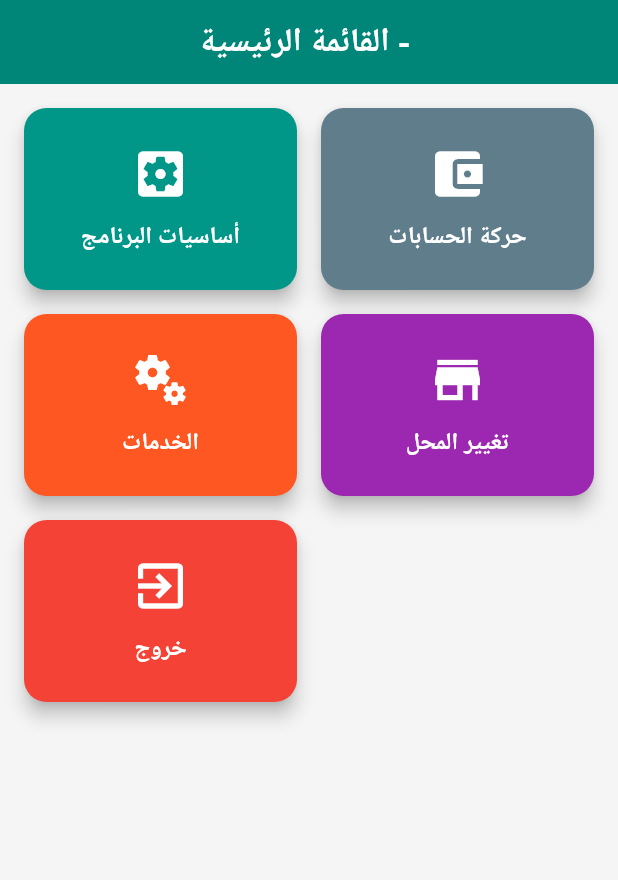
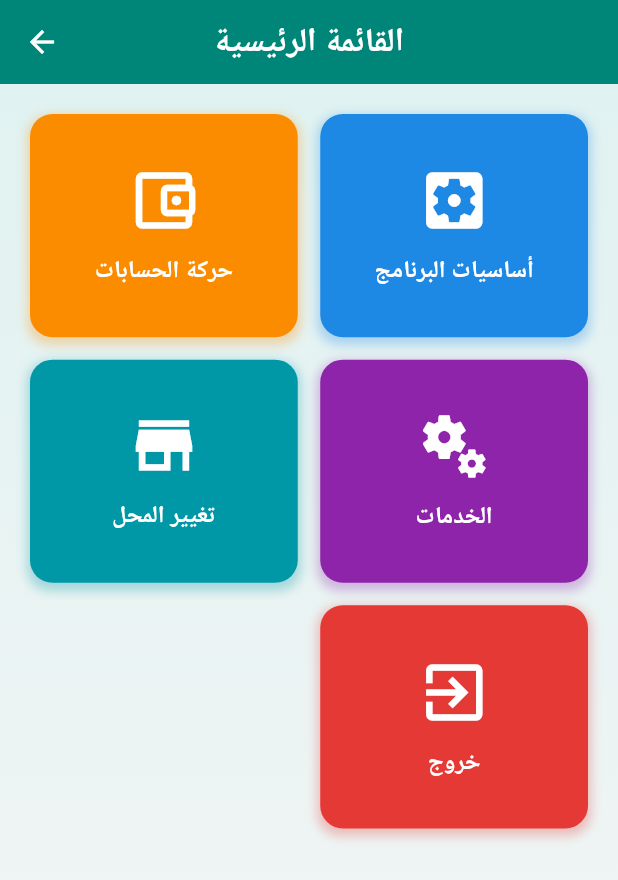
Before and after one commit to waelbilal2003/alhalmarket, a Flutter app: the MainMenuScreen screen opened directly with empty values, on a phone screen of 412 x 824 dp. Shown: the top 880 px of the screen. Run offline on Flutter 3.47's test engine with Material 3 defaults, Android fonts, the phone set to English and light mode, and no system bars; our stand-ins replace shared_preferences, sqflite; accounts and stored records are empty; Roboto replaces fonts that are missing (Arial).

```diff
--- a/lib/screens/main_menu_screen.dart
+++ b/lib/screens/main_menu_screen.dart
@@ -1,124 +1,151 @@
 import 'package:flutter/material.dart';
 import 'package:flutter/services.dart';
-
-import 'program_basics_screen.dart'; // استيراد شاشة أساسيات البرنامج
+import 'basics_menu_screen.dart'; // <-- تم تصحيح الاستيراد
 
 class MainMenuScreen extends StatelessWidget {
   final String selectedDate;
-  final String storeName;
+  final String storeType; // <-- تم إضافة المتغير
 
   const MainMenuScreen({
     super.key,
     required this.selectedDate,
-    required this.storeName,
+    required this.storeType, // <-- تم إضافته هنا
   });
-
-  void _navigateToBasics(BuildContext context) {
-    Navigator.push(
-      context,
-      MaterialPageRoute(
-        builder: (context) => const ProgramBasicsScreen(),
-      ),
-    );
-  }
-
-  void _exit(BuildContext context) {
-    Navigator.pop(context);
-  }
 
   @override
   Widget build(BuildContext context) {
     return Scaffold(
+      backgroundColor: Colors.grey[100],
       appBar: AppBar(
         title: Text(
-          'القائمة الرئيسية - $storeName',
+          'القائمة الرئيسية',
           style: const TextStyle(fontWeight: FontWeight.bold),
         ),
         centerTitle: true,
         backgroundColor: Colors.teal[600],
         foregroundColor: Colors.white,
         elevation: 4,
+        leading: IconButton(
+          icon: const Icon(Icons.arrow_back),
+          onPressed: () {
+            Navigator.pop(context);
+          },
         ),
-      backgroundColor: Colors.grey[100],
-      body: Padding(
-        padding: const EdgeInsets.all(16.0),
+      ),
+      body: Directionality(
+        textDirection: TextDirection.rtl,
+        child: Container(
+          decoration: BoxDecoration(
+            gradient: LinearGradient(
+              begin: Alignment.topCenter,
+              end: Alignment.bottomCenter,
+              colors: [
+                Colors.teal[50]!,
+                Colors.grey[100]!,
+              ],
+            ),
+          ),
+          child: Padding(
+            padding: const EdgeInsets.all(20.0),
             child: GridView.count(
-          crossAxisCount: 2, // عمودان
-          crossAxisSpacing: 16.0,
-          mainAxisSpacing: 16.0,
-          childAspectRatio: 1.5, // نسبة العرض إلى الارتفاع
+              crossAxisCount: 2,
+              crossAxisSpacing: 15.0,
+              mainAxisSpacing: 15.0,
+              childAspectRatio: 1.2,
               children: [
                 _buildMenuButton(
                   context,
-              title: 'أساسيات البرنامج',
                   icon: Icons.settings_applications,
-              color: Colors.teal,
-              onPressed: () => _navigateToBasics(context),
+                  label: 'أساسيات البرنامج',
+                  color: Colors.blue[600]!,
+                  onTap: () {
+                    Navigator.push(
+                      context,
+                      MaterialPageRoute(
+                        // تم إزالة const هنا
+                        builder: (context) => BasicsMenuScreen(),
+                      ),
+                    );
+                  },
                 ),
                 _buildMenuButton(
                   context,
-              title: 'حركة الحسابات',
-              icon: Icons.account_balance_wallet,
-              color: Colors.blueGrey,
-              onPressed: () {}, // زر مظهر فقط
+                  icon: Icons.account_balance_wallet_outlined,
+                  label: 'حركة الحسابات',
+                  color: Colors.orange[600]!,
+                  onTap: () {},
                 ),
                 _buildMenuButton(
                   context,
-              title: 'الخدمات',
                   icon: Icons.miscellaneous_services,
-              color: Colors.deepOrange,
-              onPressed: () {}, // زر مظهر فقط
+                  label: 'الخدمات',
+                  color: Colors.purple[600]!,
+                  onTap: () {},
                 ),
                 _buildMenuButton(
                   context,
-              title: 'تغيير المحل',
-              icon: Icons.store_mall_directory,
-              color: Colors.purple,
-              onPressed: () {}, // زر مظهر فقط
+                  icon: Icons.store,
+                  label: 'تغيير المحل',
+                  color: Colors.cyan[700]!,
+                  onTap: () {
+                    Navigator.popUntil(context, (route) => route.isFirst);
+                  },
                 ),
                 _buildMenuButton(
                   context,
-              title: 'خروج',
                   icon: Icons.exit_to_app,
-              color: Colors.red,
-              onPressed: () => _exit(context),
+                  label: 'خروج',
+                  color: Colors.red[600]!,
+                  onTap: () {
+                    SystemNavigator.pop();
+                  },
+                ),
+              ],
+            ),
+          ),
+        ),
+      ),
+    );
+  }
+
+  Widget _buildMenuButton(BuildContext context,
+      {required IconData icon,
+      required String label,
+      required Color color,
+      required VoidCallback onTap}) {
+    return InkWell(
+      onTap: onTap,
+      borderRadius: BorderRadius.circular(15),
+      child: Container(
+        decoration: BoxDecoration(
+          color: color,
+          borderRadius: BorderRadius.circular(15),
+          boxShadow: [
+            BoxShadow(
+              color: color.withOpacity(0.3),
+              spreadRadius: 2,
+              blurRadius: 5,
+              offset: const Offset(0, 3),
+            ),
+          ],
+        ),
+        child: Column(
+          mainAxisAlignment: MainAxisAlignment.center,
+          children: [
+            Icon(icon, size: 50, color: Colors.white),
+            const SizedBox(height: 10),
+            Text(
+              label,
+              textAlign: TextAlign.center,
+              style: const TextStyle(
+                color: Colors.white,
+                fontSize: 16,
+                fontWeight: FontWeight.bold,
+              ),
             ),
           ],
         ),
       ),
     );
   }
-
-  Widget _buildMenuButton(BuildContext context,
-      {required String title,
-      required IconData icon,
-      required Color color,
-      required VoidCallback onPressed}) {
-    return ElevatedButton(
-      onPressed: () {
-        HapticFeedback.lightImpact(); // اهتزاز خفيف عند الضغط
-        onPressed();
-      },
-      style: ElevatedButton.styleFrom(
-        backgroundColor: color,
-        foregroundColor: Colors.white,
-        shape: RoundedRectangleBorder(
-          borderRadius: BorderRadius.circular(15),
-        ),
-        elevation: 5,
-      ),
-      child: Column(
-        mainAxisAlignment: MainAxisAlignment.center,
-        children: [
-          Icon(icon, size: 40),
-          const SizedBox(height: 10),
-          Text(
-            title,
-            textAlign: TextAlign.center,
-            style: const TextStyle(fontSize: 16, fontWeight: FontWeight.bold),
-          ),
-        ],
-      ),
-    );
 }
-}
```
Lines whose indentation alone changed are shown as unchanged.
